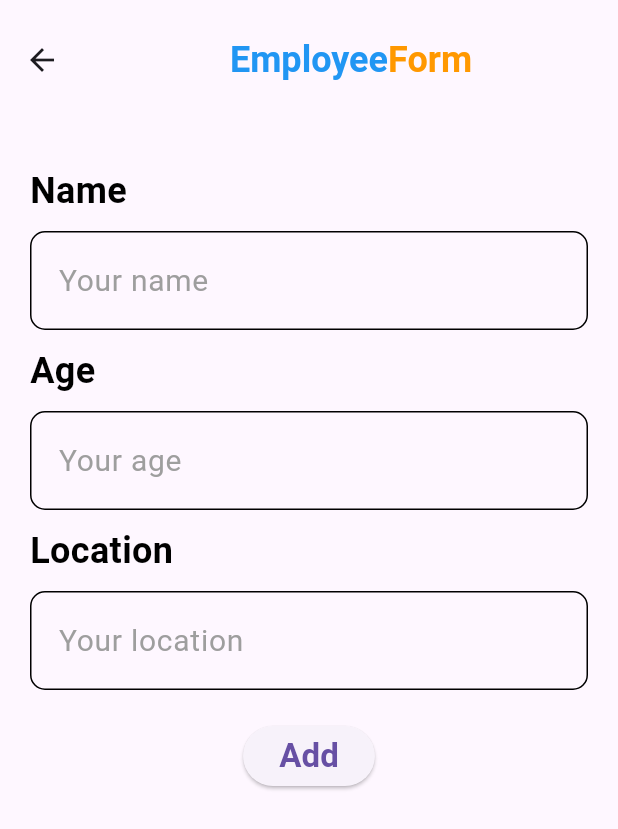
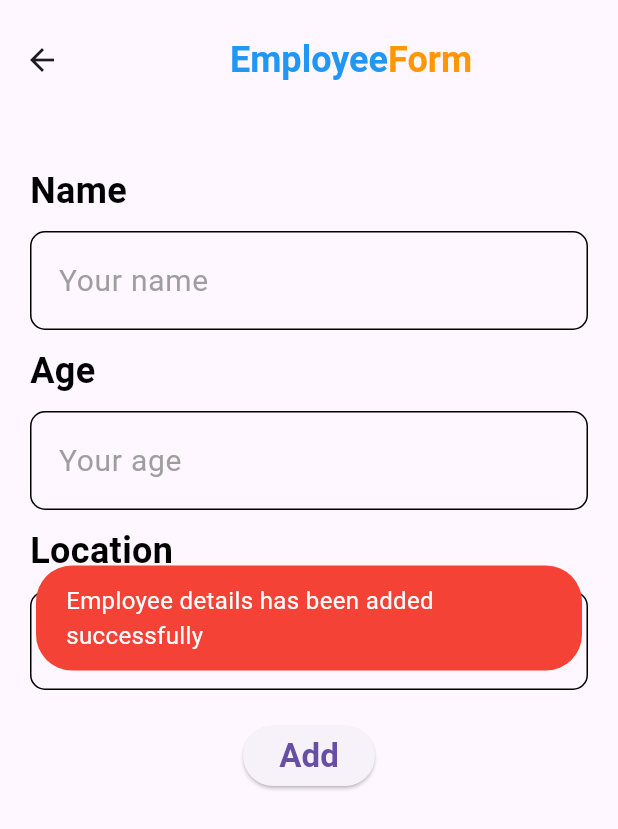
Before and after one commit to Mostafa-Moin26/Flutter-Firebase-CRUD, a Flutter app: the EmployeePage screen opened directly, after a tap on "Add", on a phone screen of 412 x 824 dp. Shown: the top 829 px of the screen. Run offline on Flutter 3.47's test engine with Material 3 defaults, Android fonts, the phone set to English and light mode, and no system bars; our stand-ins replace cloud_firestore, firebase_core, fluttertoast, random_string; accounts and stored records are empty.

Commit message:
successfully added first two eomployee

```diff
--- a/lib/main.dart
+++ b/lib/main.dart
@@ -16,7 +16,7 @@ class MyApp extends StatelessWidget {
 
   @override
   Widget build(BuildContext context) {
-    return MaterialApp(
+    return const MaterialApp(
       debugShowCheckedModeBanner: false,
       home: HomePage(),
     );
--- a/lib/pages/employee.dart
+++ b/lib/pages/employee.dart
@@ -1,4 +1,7 @@
+import 'package:crud_firebase/service/database.dart';
 import 'package:flutter/material.dart';
+import 'package:random_string/random_string.dart';
+import 'package:fluttertoast/fluttertoast.dart';
 
 class EmployeePage extends StatefulWidget {
   const EmployeePage({super.key});
@@ -8,6 +11,9 @@ class EmployeePage extends StatefulWidget {
 }
 
 class _EmployeePageState extends State<EmployeePage> {
+  TextEditingController nameController = TextEditingController();
+  TextEditingController ageController = TextEditingController();
+  TextEditingController locationController = TextEditingController();
   @override
   Widget build(BuildContext context) {
     return Scaffold(
@@ -39,20 +45,40 @@ class _EmployeePageState extends State<EmployeePage> {
         margin: const EdgeInsets.only(left: 20, right: 20, top: 30),
         child: Column(
           children: [
-            _buildTextField('Name', 'Your name'),
+            _buildTextField('Name', 'Your name', nameController),
             const SizedBox(
               height: 10,
             ),
-            _buildTextField('Age', 'Your age'),
+            _buildTextField('Age', 'Your age', ageController),
             const SizedBox(
               height: 10,
             ),
-            _buildTextField('Location', 'Your location'),
+            _buildTextField('Location', 'Your location', locationController),
             const SizedBox(
               height: 20,
             ),
             ElevatedButton(
-                onPressed: () {},
+                onPressed: () async {
+                  String id = randomAlphaNumeric(10);
+                  Map<String, dynamic> employeeInfoMap = {
+                    'Name': nameController.text,
+                    'Age': ageController.text,
+                    'Id': id,
+                    'Location': locationController.text,
+                  };
+                  await DatabaseMethods()
+                      .addEmployeeDetails(employeeInfoMap, id)
+                      .then((value) {
+                    Fluttertoast.showToast(
+                        msg: "Employee details has been added successfully",
+                        toastLength: Toast.LENGTH_SHORT,
+                        gravity: ToastGravity.CENTER,
+                        timeInSecForIosWeb: 1,
+                        backgroundColor: Colors.red,
+                        textColor: Colors.white,
+                        fontSize: 16.0);
+                  });
+                },
                 child: const Text(
                   'Add',
                   style: TextStyle(
@@ -66,7 +92,8 @@ class _EmployeePageState extends State<EmployeePage> {
     );
   }
 
-  Column _buildTextField(String label, String hint) {
+  Column _buildTextField(
+      String label, String hint, TextEditingController controller) {
     return Column(
       crossAxisAlignment: CrossAxisAlignment.start,
       children: [
@@ -90,6 +117,7 @@ class _EmployeePageState extends State<EmployeePage> {
           child: Padding(
             padding: const EdgeInsets.all(8.0),
             child: TextField(
+              controller: controller,
               decoration: InputDecoration(
                 hintText: hint,
                 hintStyle: const TextStyle(
--- /dev/null
+++ b/lib/service/database.dart
@@ -0,0 +1,13 @@
+import 'package:cloud_firestore/cloud_firestore.dart';
+
+class DatabaseMethods {
+  Future addEmployeeDetails(
+    Map<String, dynamic> employeeInfoMap,
+    String id,
+  ) async {
+    return await FirebaseFirestore.instance
+        .collection('Employee')
+        .doc(id)
+        .set(employeeInfoMap);
+  }
+}
--- a/pubspec.yaml
+++ b/pubspec.yaml
@@ -37,6 +37,8 @@ dependencies:
   cupertino_icons: ^1.0.8
   firebase_core: ^3.12.1
   cloud_firestore: ^5.6.5
+  random_string: ^2.3.1
+  fluttertoast: ^8.2.12
 
 dev_dependencies:
   flutter_test:
```
Also changed, not shown: pubspec.lock.
